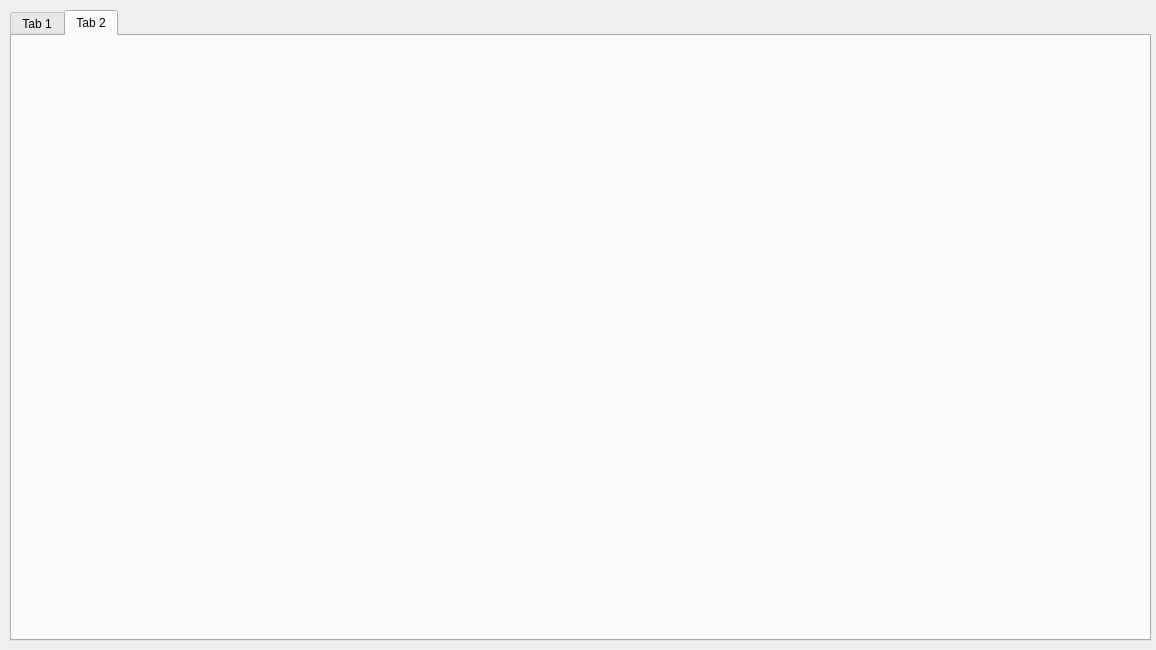
Before: the Qt Designer form CTC_App/Iteration3/CTC.ui in YKMorsy/Team_X_ECE_1140, drawn with Qt 5.
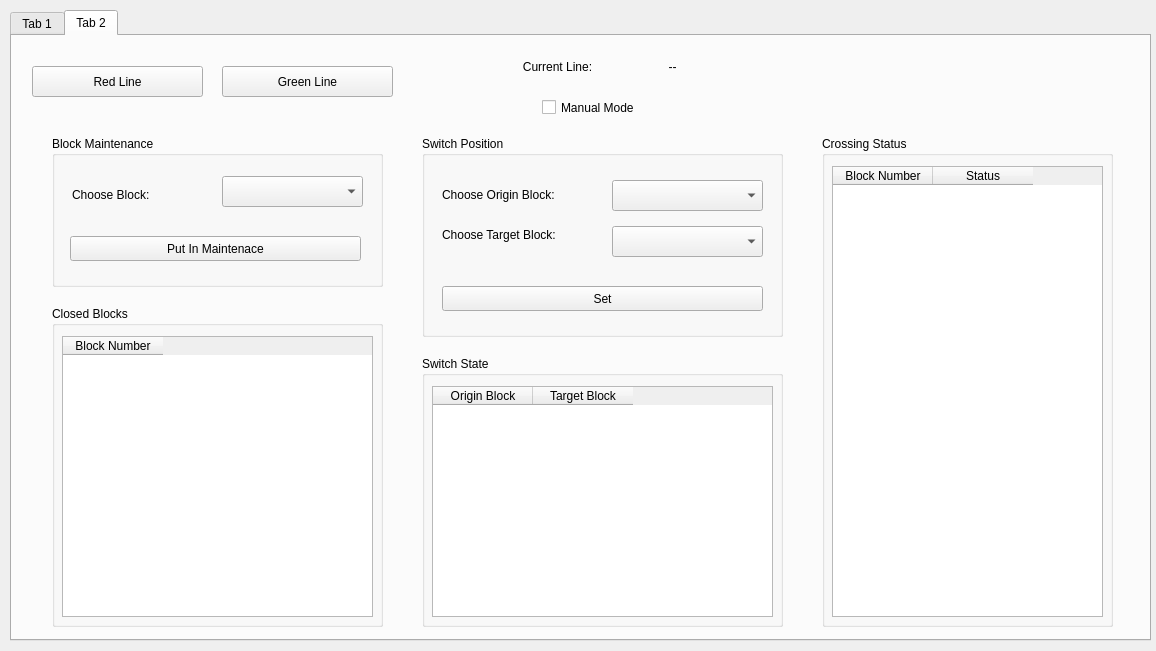
After: the same form once the commit is applied. The open tabs and pages were chosen to show the change.

Commit message: GUI functionality added... Time to connect :/

```diff
--- a/CTC_App/Iteration3/CTC.ui
+++ b/CTC_App/Iteration3/CTC.ui
@@ -7,7 +7,7 @@
     <x>0</x>
     <y>0</y>
     <width>1156</width>
-    <height>650</height>
+    <height>651</height>
    </rect>
   </property>
   <property name="windowTitle">
@@ -390,6 +390,554 @@
     <attribute name="title">
      <string>Tab 2</string>
     </attribute>
+    <widget class="QPushButton" name="greenLineButton_2">
+     <property name="geometry">
+      <rect>
+       <x>210</x>
+       <y>30</y>
+       <width>171</width>
+       <height>31</height>
+      </rect>
+     </property>
+     <property name="text">
+      <string>Green Line</string>
+     </property>
+    </widget>
+    <widget class="QPushButton" name="redLineButton_2">
+     <property name="geometry">
+      <rect>
+       <x>20</x>
+       <y>30</y>
+       <width>171</width>
+       <height>31</height>
+      </rect>
+     </property>
+     <property name="text">
+      <string>Red Line</string>
+     </property>
+    </widget>
+    <widget class="QStackedWidget" name="maintenanceStack">
+     <property name="geometry">
+      <rect>
+       <x>20</x>
+       <y>90</y>
+       <width>1101</width>
+       <height>501</height>
+      </rect>
+     </property>
+     <property name="currentIndex">
+      <number>1</number>
+     </property>
+     <widget class="QWidget" name="redInfo">
+      <widget class="QGroupBox" name="greenClosedBlocksGroup_2">
+       <property name="geometry">
+        <rect>
+         <x>20</x>
+         <y>180</y>
+         <width>331</width>
+         <height>321</height>
+        </rect>
+       </property>
+       <property name="title">
+        <string>Closed Blocks</string>
+       </property>
+       <widget class="QTableWidget" name="greenClosedBlocksTable_2">
+        <property name="geometry">
+         <rect>
+          <x>10</x>
+          <y>30</y>
+          <width>311</width>
+          <height>281</height>
+         </rect>
+        </property>
+        <column>
+         <property name="text">
+          <string>Block Number</string>
+         </property>
+         <property name="textAlignment">
+          <set>AlignCenter</set>
+         </property>
+        </column>
+       </widget>
+      </widget>
+      <widget class="QGroupBox" name="greenSwitchStateGroup_2">
+       <property name="geometry">
+        <rect>
+         <x>390</x>
+         <y>230</y>
+         <width>361</width>
+         <height>271</height>
+        </rect>
+       </property>
+       <property name="title">
+        <string>Switch State</string>
+       </property>
+       <widget class="QTableWidget" name="greenSwitchStateTable_2">
+        <property name="geometry">
+         <rect>
+          <x>10</x>
+          <y>30</y>
+          <width>341</width>
+          <height>231</height>
+         </rect>
+        </property>
+        <column>
+         <property name="text">
+          <string>Origin Block</string>
+         </property>
+         <property name="textAlignment">
+          <set>AlignCenter</set>
+         </property>
+        </column>
+        <column>
+         <property name="text">
+          <string>Target Block</string>
+         </property>
+         <property name="textAlignment">
+          <set>AlignCenter</set>
+         </property>
+        </column>
+       </widget>
+      </widget>
+      <widget class="QGroupBox" name="greenChangeSwitchGroup_2">
+       <property name="geometry">
+        <rect>
+         <x>390</x>
+         <y>10</y>
+         <width>361</width>
+         <height>201</height>
+        </rect>
+       </property>
+       <property name="title">
+        <string>Switch Position</string>
+       </property>
+       <widget class="QComboBox" name="greenChooseOriginCombo_2">
+        <property name="geometry">
+         <rect>
+          <x>190</x>
+          <y>44</y>
+          <width>151</width>
+          <height>31</height>
+         </rect>
+        </property>
+       </widget>
+       <widget class="QPushButton" name="greenSetState_2">
+        <property name="geometry">
+         <rect>
+          <x>20</x>
+          <y>150</y>
+          <width>321</width>
+          <height>25</height>
+         </rect>
+        </property>
+        <property name="text">
+         <string>Set</string>
+        </property>
+       </widget>
+       <widget class="QLabel" name="label_4">
+        <property name="geometry">
+         <rect>
+          <x>20</x>
+          <y>50</y>
+          <width>151</width>
+          <height>17</height>
+         </rect>
+        </property>
+        <property name="text">
+         <string>Choose Origin Block:</string>
+        </property>
+       </widget>
+       <widget class="QComboBox" name="greenChooseTargetCombo_2">
+        <property name="geometry">
+         <rect>
+          <x>190</x>
+          <y>90</y>
+          <width>151</width>
+          <height>31</height>
+         </rect>
+        </property>
+       </widget>
+       <widget class="QLabel" name="label_5">
+        <property name="geometry">
+         <rect>
+          <x>20</x>
+          <y>90</y>
+          <width>151</width>
+          <height>17</height>
+         </rect>
+        </property>
+        <property name="text">
+         <string>Choose Target Block:</string>
+        </property>
+       </widget>
+      </widget>
+      <widget class="QGroupBox" name="greenCrossingGroup_2">
+       <property name="geometry">
+        <rect>
+         <x>790</x>
+         <y>10</y>
+         <width>291</width>
+         <height>491</height>
+        </rect>
+       </property>
+       <property name="title">
+        <string>Crossing Status</string>
+       </property>
+       <widget class="QTableWidget" name="greenCrossingTable_2">
+        <property name="geometry">
+         <rect>
+          <x>10</x>
+          <y>30</y>
+          <width>271</width>
+          <height>451</height>
+         </rect>
+        </property>
+        <column>
+         <property name="text">
+          <string>Block Number</string>
+         </property>
+         <property name="textAlignment">
+          <set>AlignCenter</set>
+         </property>
+        </column>
+        <column>
+         <property name="text">
+          <string>Status</string>
+         </property>
+         <property name="textAlignment">
+          <set>AlignCenter</set>
+         </property>
+        </column>
+       </widget>
+      </widget>
+      <widget class="QGroupBox" name="greenMaintenanceGroup_2">
+       <property name="geometry">
+        <rect>
+         <x>20</x>
+         <y>10</y>
+         <width>331</width>
+         <height>151</height>
+        </rect>
+       </property>
+       <property name="title">
+        <string>Block Maintenance</string>
+       </property>
+       <widget class="QComboBox" name="chooseMaintenanceCombo_2">
+        <property name="geometry">
+         <rect>
+          <x>170</x>
+          <y>40</y>
+          <width>141</width>
+          <height>31</height>
+         </rect>
+        </property>
+       </widget>
+       <widget class="QPushButton" name="putMaintenanceButton_2">
+        <property name="geometry">
+         <rect>
+          <x>18</x>
+          <y>100</y>
+          <width>291</width>
+          <height>25</height>
+         </rect>
+        </property>
+        <property name="text">
+         <string>Put In Maintenace</string>
+        </property>
+       </widget>
+       <widget class="QLabel" name="label_6">
+        <property name="geometry">
+         <rect>
+          <x>20</x>
+          <y>50</y>
+          <width>111</width>
+          <height>17</height>
+         </rect>
+        </property>
+        <property name="text">
+         <string>Choose Block:</string>
+        </property>
+       </widget>
+      </widget>
+     </widget>
+     <widget class="QWidget" name="greenInfo">
+      <widget class="QGroupBox" name="greenClosedBlocksGroup">
+       <property name="geometry">
+        <rect>
+         <x>20</x>
+         <y>180</y>
+         <width>331</width>
+         <height>321</height>
+        </rect>
+       </property>
+       <property name="title">
+        <string>Closed Blocks</string>
+       </property>
+       <widget class="QTableWidget" name="greenClosedBlocksTable">
+        <property name="geometry">
+         <rect>
+          <x>10</x>
+          <y>30</y>
+          <width>311</width>
+          <height>281</height>
+         </rect>
+        </property>
+        <column>
+         <property name="text">
+          <string>Block Number</string>
+         </property>
+         <property name="textAlignment">
+          <set>AlignCenter</set>
+         </property>
+        </column>
+       </widget>
+      </widget>
+      <widget class="QGroupBox" name="greenMaintenanceGroup">
+       <property name="geometry">
+        <rect>
+         <x>20</x>
+         <y>10</y>
+         <width>331</width>
+         <height>151</height>
+        </rect>
+       </property>
+       <property name="title">
+        <string>Block Maintenance</string>
+       </property>
+       <widget class="QComboBox" name="greenChooseMaintenanceCombo">
+        <property name="geometry">
+         <rect>
+          <x>170</x>
+          <y>40</y>
+          <width>141</width>
+          <height>31</height>
+         </rect>
+        </property>
+       </widget>
+       <widget class="QPushButton" name="greenMaintenanceButton">
+        <property name="geometry">
+         <rect>
+          <x>18</x>
+          <y>100</y>
+          <width>291</width>
+          <height>25</height>
+         </rect>
+        </property>
+        <property name="text">
+         <string>Put In Maintenace</string>
+        </property>
+       </widget>
+       <widget class="QLabel" name="greenChooseBlockLabel">
+        <property name="geometry">
+         <rect>
+          <x>20</x>
+          <y>50</y>
+          <width>111</width>
+          <height>17</height>
+         </rect>
+        </property>
+        <property name="text">
+         <string>Choose Block:</string>
+        </property>
+       </widget>
+      </widget>
+      <widget class="QGroupBox" name="greenChangeSwitchGroup">
+       <property name="geometry">
+        <rect>
+         <x>390</x>
+         <y>10</y>
+         <width>361</width>
+         <height>201</height>
+        </rect>
+       </property>
+       <property name="title">
+        <string>Switch Position</string>
+       </property>
+       <widget class="QComboBox" name="greenChooseOriginCombo">
+        <property name="geometry">
+         <rect>
+          <x>190</x>
+          <y>44</y>
+          <width>151</width>
+          <height>31</height>
+         </rect>
+        </property>
+       </widget>
+       <widget class="QPushButton" name="greenSetState">
+        <property name="geometry">
+         <rect>
+          <x>20</x>
+          <y>150</y>
+          <width>321</width>
+          <height>25</height>
+         </rect>
+        </property>
+        <property name="text">
+         <string>Set</string>
+        </property>
+       </widget>
+       <widget class="QLabel" name="label_2">
+        <property name="geometry">
+         <rect>
+          <x>20</x>
+          <y>50</y>
+          <width>151</width>
+          <height>17</height>
+         </rect>
+        </property>
+        <property name="text">
+         <string>Choose Origin Block:</string>
+        </property>
+       </widget>
+       <widget class="QComboBox" name="greenChooseTargetCombo">
+        <property name="geometry">
+         <rect>
+          <x>190</x>
+          <y>90</y>
+          <width>151</width>
+          <height>31</height>
+         </rect>
+        </property>
+       </widget>
+       <widget class="QLabel" name="label_3">
+        <property name="geometry">
+         <rect>
+          <x>20</x>
+          <y>90</y>
+          <width>151</width>
+          <height>17</height>
+         </rect>
+        </property>
+        <property name="text">
+         <string>Choose Target Block:</string>
+        </property>
+       </widget>
+      </widget>
+      <widget class="QGroupBox" name="greenCrossingGroup">
+       <property name="geometry">
+        <rect>
+         <x>790</x>
+         <y>10</y>
+         <width>291</width>
+         <height>491</height>
+        </rect>
+       </property>
+       <property name="title">
+        <string>Crossing Status</string>
+       </property>
+       <widget class="QTableWidget" name="greenCrossingTable">
+        <property name="geometry">
+         <rect>
+          <x>10</x>
+          <y>30</y>
+          <width>271</width>
+          <height>451</height>
+         </rect>
+        </property>
+        <column>
+         <property name="text">
+          <string>Block Number</string>
+         </property>
+         <property name="textAlignment">
+          <set>AlignCenter</set>
+         </property>
+        </column>
+        <column>
+         <property name="text">
+          <string>Status</string>
+         </property>
+         <property name="textAlignment">
+          <set>AlignCenter</set>
+         </property>
+        </column>
+       </widget>
+      </widget>
+      <widget class="QGroupBox" name="greenSwitchStateGroup">
+       <property name="geometry">
+        <rect>
+         <x>390</x>
+         <y>230</y>
+         <width>361</width>
+         <height>271</height>
+        </rect>
+       </property>
+       <property name="title">
+        <string>Switch State</string>
+       </property>
+       <widget class="QTableWidget" name="greenSwitchStateTable">
+        <property name="geometry">
+         <rect>
+          <x>10</x>
+          <y>30</y>
+          <width>341</width>
+          <height>231</height>
+         </rect>
+        </property>
+        <column>
+         <property name="text">
+          <string>Origin Block</string>
+         </property>
+         <property name="textAlignment">
+          <set>AlignCenter</set>
+         </property>
+        </column>
+        <column>
+         <property name="text">
+          <string>Target Block</string>
+         </property>
+         <property name="textAlignment">
+          <set>AlignCenter</set>
+         </property>
+        </column>
+       </widget>
+      </widget>
+     </widget>
+    </widget>
+    <widget class="QCheckBox" name="manualModeCheck">
+     <property name="geometry">
+      <rect>
+       <x>530</x>
+       <y>60</y>
+       <width>121</width>
+       <height>23</height>
+      </rect>
+     </property>
+     <property name="text">
+      <string>Manual Mode</string>
+     </property>
+    </widget>
+    <widget class="QLabel" name="currentLineLabel_2">
+     <property name="geometry">
+      <rect>
+       <x>500</x>
+       <y>10</y>
+       <width>91</width>
+       <height>41</height>
+      </rect>
+     </property>
+     <property name="text">
+      <string>Current Line:</string>
+     </property>
+     <property name="alignment">
+      <set>Qt::AlignCenter</set>
+     </property>
+    </widget>
+    <widget class="QLabel" name="currentLineValue_2">
+     <property name="geometry">
+      <rect>
+       <x>610</x>
+       <y>10</y>
+       <width>101</width>
+       <height>41</height>
+      </rect>
+     </property>
+     <property name="text">
+      <string>--</string>
+     </property>
+     <property name="alignment">
+      <set>Qt::AlignCenter</set>
+     </property>
+    </widget>
    </widget>
   </widget>
  </widget>
```
Left out of the diff: 531 changed lines with no effect on the pictures. The commit also changes 6 other files.
